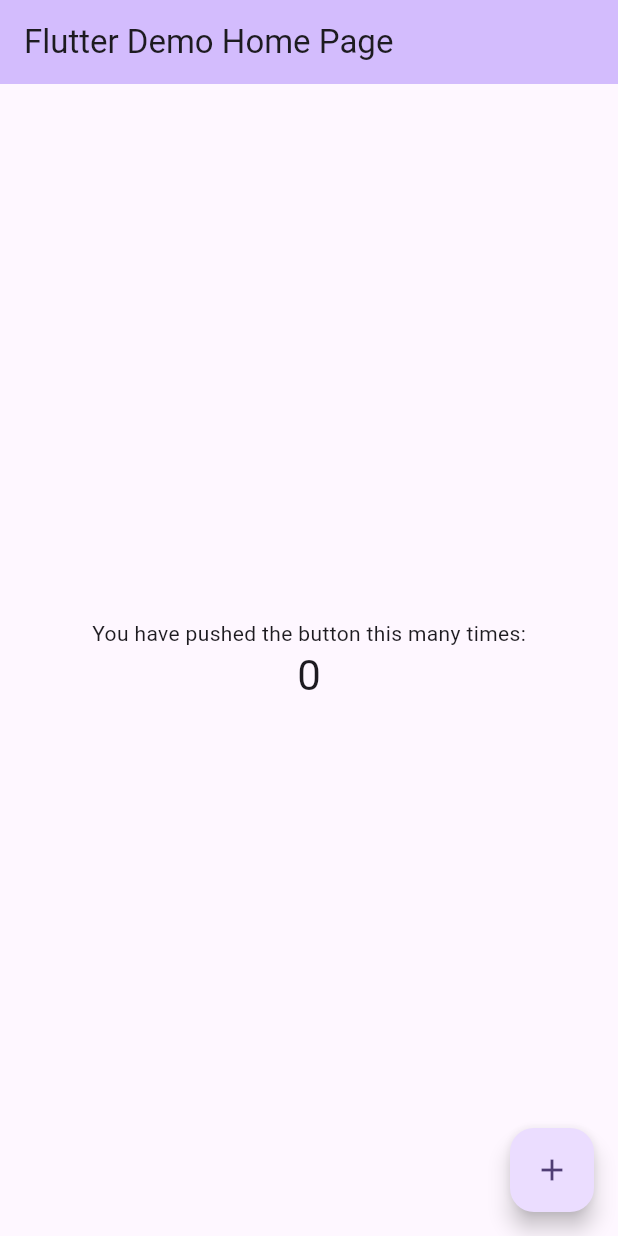
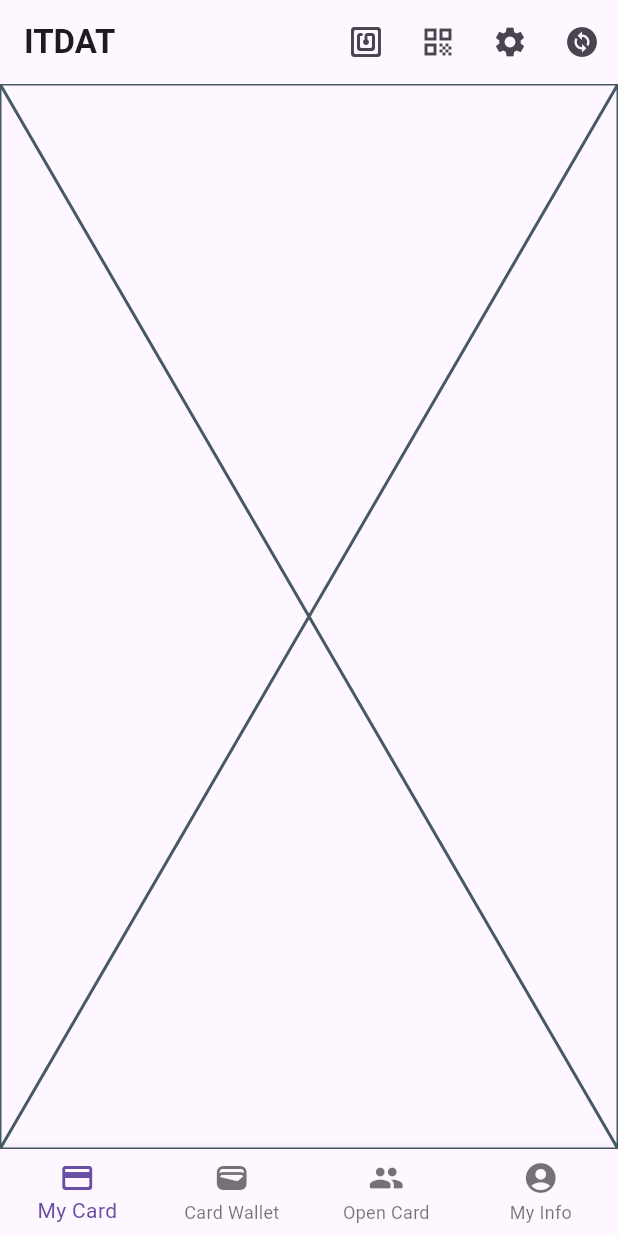
Before and after one commit to won24/itdat-mobile, a Flutter app: the screen it shows after launch, on a phone screen of 412 x 824 dp. Run offline on Flutter 3.47's test engine with Material 3 defaults, Android fonts, the phone set to English and light mode, and no system bars; our stand-ins replace image_picker; missing offline and left inert: mobile_scanner; generated files the repository leaves out were written again.

Commit message:
mobile layout

```diff
--- /dev/null
+++ b/l10n.yaml
@@ -0,0 +1,4 @@
+arb-dir: lib/l10n # .arb 파일이 위치한 디렉토리
+template-arb-file: intl_en.arb # 기본 언어 파일 이름
+output-localization-file: app_localizations.dart # 생성될 파일 이름
+output-class: AppLocalizations # 생성될 클래스 이름
--- /dev/null
+++ b/lib/l10n/intl_en.arb
@@ -0,0 +1,12 @@
+{
+  "@@locale": "en",
+  "myCard": "My Card",
+  "cardWallet": "Card Wallet",
+  "openCard": "Open Card",
+  "myInfo": "My Info",
+  "setting": "Setting",
+  "language" : "Language",
+  "theme" : "Theme",
+  "about": "AppInformation",
+  "qrcodescan" : "QR Code Scan"
+}
--- a/lib/main.dart
+++ b/lib/main.dart
@@ -1,125 +1,45 @@
 import 'package:flutter/material.dart';
+import 'package:provider/provider.dart';
+import 'package:itdat/screen/mainLayout.dart';
+import 'package:flutter_localizations/flutter_localizations.dart';
+import 'package:flutter_gen/gen_l10n/app_localizations.dart';
+import 'package:itdat/providers/locale_provider.dart';
 
 void main() {
-  runApp(const MyApp());
+  runApp(
+    ChangeNotifierProvider(
+      create: (context) => LocaleProvider(),
+      child: MyApp(),
+    ),
+  );
 }
 
 class MyApp extends StatelessWidget {
   const MyApp({super.key});
 
-  // This widget is the root of your application.
   @override
   Widget build(BuildContext context) {
-    return MaterialApp(
-      title: 'Flutter Demo',
-      theme: ThemeData(
-        // This is the theme of your application.
-        //
-        // TRY THIS: Try running your application with "flutter run". You'll see
-        // the application has a purple toolbar. Then, without quitting the app,
-        // try changing the seedColor in the colorScheme below to Colors.green
-        // and then invoke "hot reload" (save your changes or press the "hot
-        // reload" button in a Flutter-supported IDE, or press "r" if you used
-        // the command line to start the app).
-        //
-        // Notice that the counter didn't reset back to zero; the application
-        // state is not lost during the reload. To reset the state, use hot
-        // restart instead.
-        //
-        // This works for code too, not just values: Most code changes can be
-        // tested with just a hot reload.
-        colorScheme: ColorScheme.fromSeed(seedColor: Colors.deepPurple),
-        useMaterial3: true,
-      ),
-      home: const MyHomePage(title: 'Flutter Demo Home Page'),
+    return Consumer<LocaleProvider>(
+      builder: (context, localeProvider, child) {
+        return MaterialApp(
+          title: 'ITDAT',
+          theme: ThemeData(
+            primarySwatch: Colors.blue,
+          ),
+          locale: localeProvider.locale,
+          localizationsDelegates: [
+            AppLocalizations.delegate,
+            GlobalMaterialLocalizations.delegate,
+            GlobalWidgetsLocalizations.delegate,
+            GlobalCupertinoLocalizations.delegate,
+          ],
+          supportedLocales: [
+            Locale('en', ''), // English
+            Locale('ko', ''), // Korean
+          ],
+          home: MainLayout(),
+        );
+      },
     );
   }
 }
-
-class MyHomePage extends StatefulWidget {
-  const MyHomePage({super.key, required this.title});
-
-  // This widget is the home page of your application. It is stateful, meaning
-  // that it has a State object (defined below) that contains fields that affect
-  // how it looks.
-
-  // This class is the configuration for the state. It holds the values (in this
-  // case the title) provided by the parent (in this case the App widget) and
-  // used by the build method of the State. Fields in a Widget subclass are
-  // always marked "final".
-
-  final String title;
-
-  @override
-  State<MyHomePage> createState() => _MyHomePageState();
-}
-
-class _MyHomePageState extends State<MyHomePage> {
-  int _counter = 0;
-
-  void _incrementCounter() {
-    setState(() {
-      // This call to setState tells the Flutter framework that something has
-      // changed in this State, which causes it to rerun the build method below
-      // so that the display can reflect the updated values. If we changed
-      // _counter without calling setState(), then the build method would not be
-      // called again, and so nothing would appear to happen.
-      _counter++;
-    });
-  }
-
-  @override
-  Widget build(BuildContext context) {
-    // This method is rerun every time setState is called, for instance as done
-    // by the _incrementCounter method above.
-    //
-    // The Flutter framework has been optimized to make rerunning build methods
-    // fast, so that you can just rebuild anything that needs updating rather
-    // than having to individually change instances of widgets.
-    return Scaffold(
-      appBar: AppBar(
-        // TRY THIS: Try changing the color here to a specific color (to
-        // Colors.amber, perhaps?) and trigger a hot reload to see the AppBar
-        // change color while the other colors stay the same.
-        backgroundColor: Theme.of(context).colorScheme.inversePrimary,
-        // Here we take the value from the MyHomePage object that was created by
-        // the App.build method, and use it to set our appbar title.
-        title: Text(widget.title),
-      ),
-      body: Center(
-        // Center is a layout widget. It takes a single child and positions it
-        // in the middle of the parent.
-        child: Column(
-          // Column is also a layout widget. It takes a list of children and
-          // arranges them vertically. By default, it sizes itself to fit its
-          // children horizontally, and tries to be as tall as its parent.
-          //
-          // Column has various properties to control how it sizes itself and
-          // how it positions its children. Here we use mainAxisAlignment to
-          // center the children vertically; the main axis here is the vertical
-          // axis because Columns are vertical (the cross axis would be
-          // horizontal).
-          //
-          // TRY THIS: Invoke "debug painting" (choose the "Toggle Debug Paint"
-          // action in the IDE, or press "p" in the console), to see the
-          // wireframe for each widget.
-          mainAxisAlignment: MainAxisAlignment.center,
-          children: <Widget>[
-            const Text(
-              'You have pushed the button this many times:',
-            ),
-            Text(
-              '$_counter',
-              style: Theme.of(context).textTheme.headlineMedium,
-            ),
-          ],
-        ),
-      ),
-      floatingActionButton: FloatingActionButton(
-        onPressed: _incrementCounter,
-        tooltip: 'Increment',
-        child: const Icon(Icons.add),
-      ), // This trailing comma makes auto-formatting nicer for build methods.
-    );
-  }
-}
--- /dev/null
+++ b/lib/providers/locale_provider.dart
@@ -0,0 +1,18 @@
+import 'package:flutter/material.dart';
+
+class LocaleProvider extends ChangeNotifier {
+  Locale _locale = Locale('en', '');
+
+  Locale get locale => _locale;
+
+  void setLocale(Locale locale) {
+    if (!['en', 'ko'].contains(locale.languageCode)) return;
+    _locale = locale;
+    notifyListeners();
+  }
+
+  void clearLocale() {
+    _locale = Locale('en', '');
+    notifyListeners();
+  }
+}
--- /dev/null
+++ b/lib/screen/mainLayout.dart
@@ -0,0 +1,110 @@
+import 'package:flutter/material.dart';
+import 'package:itdat/widget/main_screen/cardWalletWidget.dart';
+import 'package:itdat/widget/main_screen/myCardWidget.dart';
+import 'package:itdat/widget/main_screen/myInfoWidget.dart';
+import 'package:itdat/widget/main_screen/openCardWidget.dart';
+import 'package:itdat/widget/qr_scan/qrScreen.dart';
+import 'package:itdat/widget/setting/settingWidget.dart';
+import 'package:provider/provider.dart';
+import 'package:itdat/providers/locale_provider.dart';
+import 'package:flutter_gen/gen_l10n/app_localizations.dart';
+
+class MainLayout extends StatefulWidget {
+  const MainLayout({super.key});
+
+  @override
+  State<MainLayout> createState() => _MainLayoutState();
+}
+
+class _MainLayoutState extends State<MainLayout> {
+  int _selectedIndex = 0;
+
+  final List<Widget> _pages = [
+    myCard(),
+    cardWallet(),
+    openCard(),
+    myInfo()
+  ];
+  void onTapped(int index) {
+    setState(() {
+      _selectedIndex = index;
+    });
+  }
+
+  void _changeLanguage(BuildContext context) {
+    final provider = Provider.of<LocaleProvider>(context, listen: false);
+    final currentLocale = provider.locale;
+    if (currentLocale.languageCode == 'en') {
+      provider.setLocale(Locale('ko'));
+    } else {
+      provider.setLocale(Locale('en'));
+    }
+  }
+
+  @override
+  Widget build(BuildContext context) {
+    return Scaffold(
+      appBar: AppBar(
+        title: Text(
+          'ITDAT',
+          style: TextStyle(fontWeight: FontWeight.bold),
+        ),
+        centerTitle: false,
+        actions: [
+          IconButton(
+            icon: Icon(Icons.nfc_rounded),
+            onPressed: () {
+              // NFC 아이콘 클릭 이벤트
+            },
+          ),
+          IconButton(
+            icon: Icon(Icons.qr_code),
+            onPressed: () {
+              Navigator.push(
+                context,
+                MaterialPageRoute(builder: (context) => QRScanScreen()),
+              );
+            },
+          ),
+          IconButton(
+            icon: Icon(Icons.settings),
+            onPressed: () {
+              Navigator.push(
+                context,
+                MaterialPageRoute(builder: (context) => Settings()),
+              );
+            },
+          ),
+          IconButton(
+            icon: Icon(Icons.change_circle),
+            onPressed: () => _changeLanguage(context),
+          ),
+        ],
+      ),
+      body: _pages[_selectedIndex],
+      bottomNavigationBar: BottomNavigationBar(
+        type: BottomNavigationBarType.fixed,
+        currentIndex: _selectedIndex,
+        onTap: onTapped,
+        items: [
+          BottomNavigationBarItem(
+            icon: Icon(Icons.credit_card_rounded),
+            label: AppLocalizations.of(context)!.myCard,
+          ),
+          BottomNavigationBarItem(
+            icon: Icon(Icons.wallet),
+            label: AppLocalizations.of(context)!.cardWallet,
+          ),
+          BottomNavigationBarItem(
+            icon: Icon(Icons.people_rounded),
+            label: AppLocalizations.of(context)!.openCard,
+          ),
+          BottomNavigationBarItem(
+            icon: Icon(Icons.account_circle),
+            label: AppLocalizations.of(context)!.myInfo,
+          ),
+        ],
+      ),
+    );
+  }
+}
--- /dev/null
+++ b/lib/widget/main_screen/myCardWidget.dart
@@ -0,0 +1,16 @@
+
+import 'package:flutter/material.dart';
+
+class myCard extends StatefulWidget {
+  const myCard({super.key});
+
+  @override
+  State<myCard> createState() => _myCardState();
+}
+
+class _myCardState extends State<myCard> {
+  @override
+  Widget build(BuildContext context) {
+    return const Placeholder();
+  }
+}
```
Also changed, not shown: lib/l10n/intl_ko.arb (added, +12 -0 lines), lib/widget/main_screen/cardWalletWidget.dart (added, +16 -0 lines), lib/widget/main_screen/myInfoWidget.dart (added, +16 -0 lines), lib/widget/main_screen/openCardWidget.dart (added, +16 -0 lines), lib/widget/qr_scan/qrScreen.dart (added, +169 -0 lines), lib/widget/setting/settingWidget.dart (added, +54 -0 lines), pubspec.yaml (+6 -2 lines), lib/widget/setting/languageTranWidget.dart (added), pubspec.lock, 10 other files.
